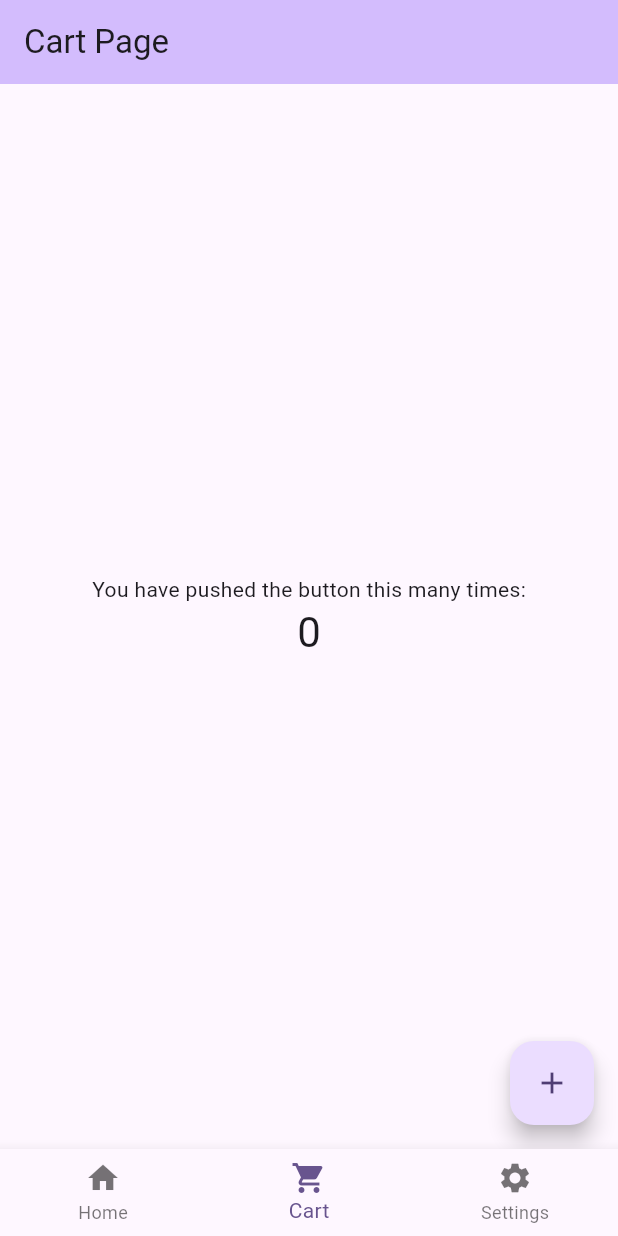
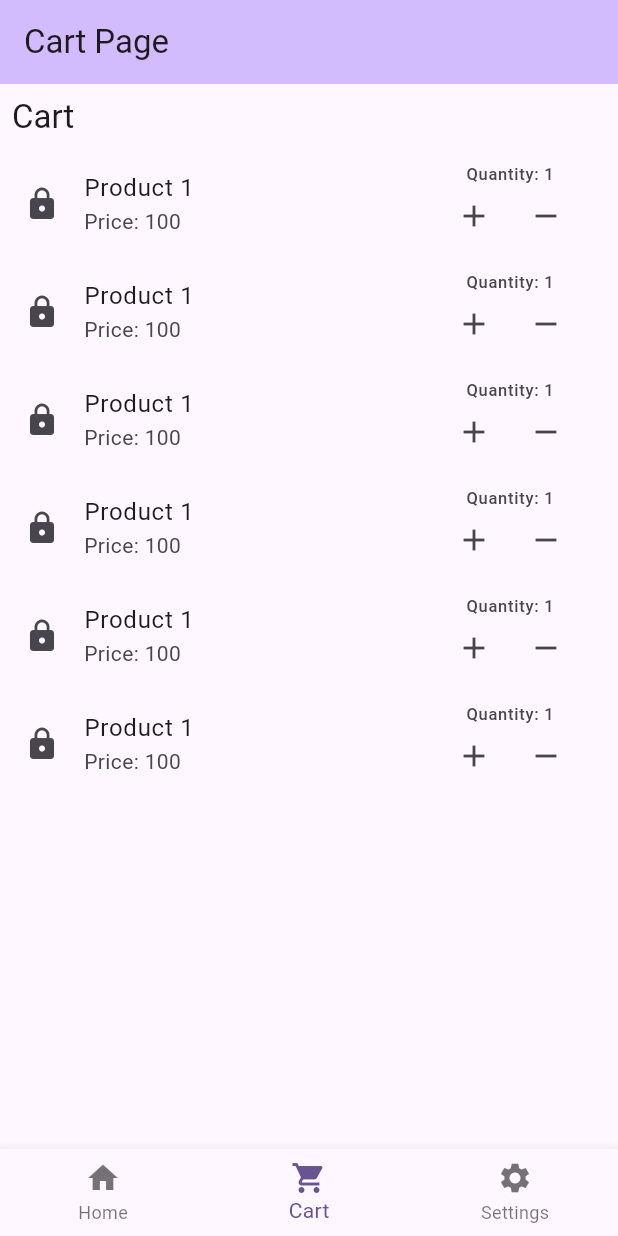
Before and after one commit to thdihan/bh-ecommerce-flutter-app, a Flutter app: the CartPage screen opened by its route, on a phone screen of 412 x 824 dp. Run offline on Flutter 3.47's test engine with Material 3 defaults, Android fonts, the phone set to English and light mode, and no system bars; our stand-ins replace carousel_slider, dio, equatable, flutter_native_splash, go_router; statements that could not run were skipped.

Commit message:
Cart Page

```diff
--- a/lib/src/features/cart/presentation/pages/cart.dart
+++ b/lib/src/features/cart/presentation/pages/cart.dart
@@ -1,16 +1,9 @@
 import 'package:flutter/material.dart';
+
+import '../widgets/custom_title.dart';
 
 class CartPage extends StatefulWidget {
   const CartPage({super.key, required this.title});
-
-  // This widget is the home page of your application. It is stateful, meaning
-  // that it has a State object (defined below) that contains fields that affect
-  // how it looks.
-
-  // This class is the configuration for the state. It holds the values (in this
-  // case the title) provided by the parent (in this case the App widget) and
-  // used by the build method of the State. Fields in a Widget subclass are
-  // always marked "final".
 
   final String title;
 
@@ -19,71 +12,89 @@ class CartPage extends StatefulWidget {
 }
 
 class _CartPageState extends State<CartPage> {
-  int _counter = 0;
-
-  void _incrementCounter() {
-    setState(() {
-      // This call to setState tells the Flutter framework that something has
-      // changed in this State, which causes it to rerun the build method below
-      // so that the display can reflect the updated values. If we changed
-      // _counter without calling setState(), then the build method would not be
-      // called again, and so nothing would appear to happen.
-      _counter++;
-    });
-  }
-
   @override
   Widget build(BuildContext context) {
-    // This method is rerun every time setState is called, for instance as done
-    // by the _incrementCounter method above.
-    //
-    // The Flutter framework has been optimized to make rerunning build methods
-    // fast, so that you can just rebuild anything that needs updating rather
-    // than having to individually change instances of widgets.
     return Scaffold(
         appBar: AppBar(
-        // TRY THIS: Try changing the color here to a specific color (to
-        // Colors.amber, perhaps?) and trigger a hot reload to see the AppBar
-        // change color while the other colors stay the same.
           backgroundColor: Theme.of(context).colorScheme.inversePrimary,
-        // Here we take the value from the MyHomePage object that was created by
-        // the App.build method, and use it to set our appbar title.
           title: Text(widget.title),
         ),
-      body: Center(
-        // Center is a layout widget. It takes a single child and positions it
-        // in the middle of the parent.
+        body: CustomScrollView(
+          slivers: [
+            const SliverToBoxAdapter(
+              child: CustomTitle(
+                title: "Cart",
+              ),
+            ),
+            SliverToBoxAdapter(
               child: Column(
-          // Column is also a layout widget. It takes a list of children and
-          // arranges them vertically. By default, it sizes itself to fit its
-          // children horizontally, and tries to be as tall as its parent.
-          //
-          // Column has various properties to control how it sizes itself and
-          // how it positions its children. Here we use mainAxisAlignment to
-          // center the children vertically; the main axis here is the vertical
-          // axis because Columns are vertical (the cross axis would be
-          // horizontal).
-          //
-          // TRY THIS: Invoke "debug painting" (choose the "Toggle Debug Paint"
-          // action in the IDE, or press "p" in the console), to see the
-          // wireframe for each widget.
-          mainAxisAlignment: MainAxisAlignment.center,
-          children: <Widget>[
-            const Text(
-              'You have pushed the button this many times:',
+                children: [
+                  ...List.generate(5,
+                      // add list tile
+                      (index) {
+                    return ListTile(
+                      leading: const Icon(Icons.lock),
+                      title: const Text('Product 1'),
+                      subtitle: const Text('Price: 100'),
+                      trailing: Column(
+                        mainAxisSize: MainAxisSize.min,
+                        // Quantity and + -  button to change quantity
+                        children: [
+                          const Text('Quantity: 1'),
+                          Flexible(
+                            child: Row(
+                              mainAxisSize: MainAxisSize.min,
+                              children: [
+                                IconButton(
+                                  padding: EdgeInsets.zero,
+                                  onPressed: () {},
+                                  icon: const Icon(Icons.add),
                                 ),
-            Text(
-              '$_counter',
-              style: Theme.of(context).textTheme.headlineMedium,
+                                IconButton(
+                                  padding: EdgeInsets.zero,
+                                  onPressed: () {},
+                                  icon: const Icon(Icons.remove),
                                 ),
                               ],
                             ),
+                          )
+                        ],
                       ),
-      floatingActionButton: FloatingActionButton(
-        onPressed: _incrementCounter,
-        tooltip: 'Increment',
-        child: const Icon(Icons.add),
-      ), // This trailing comma makes auto-formatting nicer for build methods.
+                    );
+                  }),
+                  ListTile(
+                      leading: const Icon(Icons.lock),
+                      title: const Text('Product 1'),
+                      subtitle: const Text('Price: 100'),
+                      trailing: Column(
+                        mainAxisSize: MainAxisSize.min,
+                        // Quantity and + -  button to change quantity
+                        children: [
+                          const Text('Quantity: 1'),
+                          Flexible(
+                            child: Row(
+                              mainAxisSize: MainAxisSize.min,
+                              children: [
+                                IconButton(
+                                  padding: EdgeInsets.zero,
+                                  onPressed: () {},
+                                  icon: const Icon(Icons.add),
+                                ),
+                                IconButton(
+                                  padding: EdgeInsets.zero,
+                                  onPressed: () {},
+                                  icon: const Icon(Icons.remove),
+                                ),
+                              ],
+                            ),
+                          )
+                        ],
+                      )),
+                ],
+              ),
+            ),
+          ],
+        ) // This trailing comma makes auto-formatting nicer for build methods.
         );
   }
 }
--- /dev/null
+++ b/lib/src/features/cart/presentation/widgets/custom_title.dart
@@ -0,0 +1,16 @@
+import 'package:flutter/material.dart';
+
+class CustomTitle extends StatelessWidget {
+  const CustomTitle({super.key, required this.title});
+
+  final String title;
+  @override
+  Widget build(BuildContext context) {
+    return Padding(
+      padding: const EdgeInsets.all(8.0),
+      child: Align(
+          alignment: Alignment.centerLeft,
+          child: Text(title, style: Theme.of(context).textTheme.titleLarge)),
+    );
+  }
+}
```
Also changed, not shown: lib/src/features/home/data/remote/home_data_source_remote.dart (+6 -9 lines), lib/src/features/home/data/repository/product_repository_impl.dart (added, +18 -0 lines), lib/src/features/home/domain/model/product_list_response.dart (deleted, +0 -105 lines), lib/src/features/home/domain/model/product_list_response/datum.dart (added, +87 -0 lines), lib/src/features/home/domain/model/product_list_response/product_list_response.dart (added, +47 -0 lines), lib/src/features/home/domain/repository/product_repository.dart (added, +8 -0 lines), lib/src/features/home/domain/model/product_list_response/datum.g.dart (added), lib/src/features/home/domain/model/product_list_response/product_list_response.g.dart (added). Lines whose indentation alone changed are shown as unchanged.
